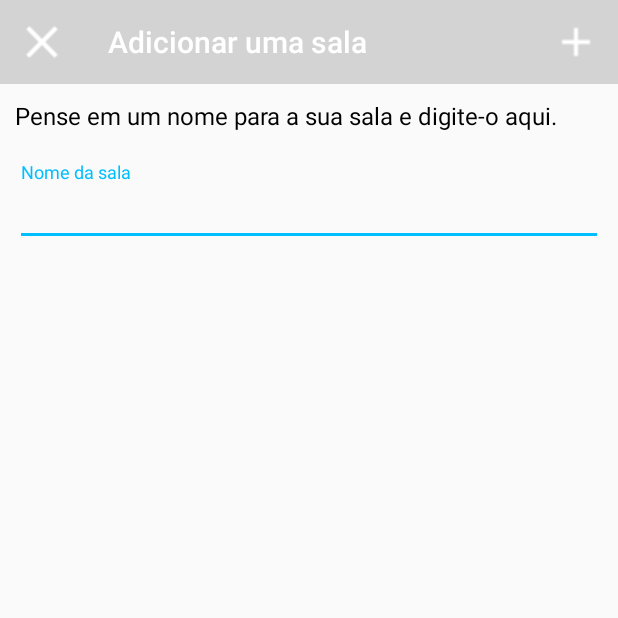
After one commit to LucasCCabral/deejai, an Android app: the AddRoomActivity screen opened directly, with no data from a screen before it, on a phone screen of 412 x 824 dp, the top half of it. The commit adds this screen. Run offline under Robolectric (Android 15) with nearby library versions, the phone set to English and light mode, and no system bars.

Commit message:
Add activity that allows the user to add rooms

```diff
--- a/app/build.gradle
+++ b/app/build.gradle
@@ -43,4 +43,5 @@ dependencies {
     testImplementation 'junit:junit:4.12'
     androidTestImplementation 'androidx.test.ext:junit:1.1.0'
     androidTestImplementation 'androidx.test.espresso:espresso-core:3.1.1'
+    implementation 'com.google.android.material:material:1.0.0'
 }
--- a/app/src/main/AndroidManifest.xml
+++ b/app/src/main/AndroidManifest.xml
@@ -24,6 +24,7 @@
             android:name="com.spotify.sdk.android.authentication.LoginActivity"
             android:theme="@android:style/Theme.Translucent.NoTitleBar" />
         <activity android:name=".RoomSelection.RoomPlayer" />
+        <activity android:name=".AddRoomActivity" android:theme="@style/HeaderBar"></activity>
     </application>
 
 </manifest>
--- /dev/null
+++ b/app/src/main/java/com/example/deejai/AddRoomActivity.kt
@@ -0,0 +1,60 @@
+package com.example.deejai
+
+import android.content.Context
+import android.content.Intent
+import android.os.Bundle
+import android.view.Menu
+import android.view.MenuItem
+import android.view.inputmethod.InputMethodManager
+import androidx.appcompat.app.AppCompatActivity
+import com.example.deejai.Constants.NEW_ROOM_RESULT_CODE
+import com.example.deejai.Constants.ROOM_NAME
+import kotlinx.android.synthetic.main.activity_add_room.*
+
+
+class AddRoomActivity : AppCompatActivity() {
+
+    override fun onCreate(savedInstanceState: Bundle?) {
+        super.onCreate(savedInstanceState)
+        setContentView(R.layout.activity_add_room)
+        toolbar.setNavigationIcon(R.drawable.close)
+        new_room_name.requestFocus()
+        openKeyboard()
+        setSupportActionBar(toolbar)
+    }
+
+    fun openKeyboard() {
+        val imm  = getSystemService(
+            Context.INPUT_METHOD_SERVICE) as InputMethodManager
+        imm.toggleSoftInput(InputMethodManager.SHOW_FORCED, 0)
+    }
+
+    fun closeKeyboard() {
+        val imm = getSystemService(
+            Context.INPUT_METHOD_SERVICE
+        ) as InputMethodManager
+        imm.hideSoftInputFromWindow(new_room_name.getWindowToken(), 0)
+    }
+
+    override fun onCreateOptionsMenu(menu: Menu): Boolean {
+        menuInflater.inflate(R.menu.menu_add_room, menu)
+        return true
+    }
+
+    override fun onOptionsItemSelected(item: MenuItem): Boolean {
+        when(item.itemId) {
+            R.id.add -> {
+                if(new_room_name.text.toString() != "") {
+                    closeKeyboard()
+                    val intent = Intent()
+                    intent.putExtra(ROOM_NAME, new_room_name.text.toString())
+                    setResult(NEW_ROOM_RESULT_CODE, intent)
+                    finish()
+                }
+            }
+            else -> finish()
+        }
+        return super.onOptionsItemSelected(item)
+    }
+
+}
--- a/app/src/main/java/com/example/deejai/Constants.kt
+++ b/app/src/main/java/com/example/deejai/Constants.kt
@@ -6,5 +6,7 @@ object Constants {
     const val SPOTIFY_TOKEN = "spotify token"
     const val NO_TOKEN = "no token"
     const val DEVELOPER_LOG = "DEV-LOG"
+    const val NEW_ROOM_RESULT_CODE = 7777
+    const val ROOM_NAME = "room name"
     const val ROOM_NAME_KEY = "roomName"
 }
--- a/app/src/main/java/com/example/deejai/RoomSelection/SelectRoomContract.kt
+++ b/app/src/main/java/com/example/deejai/RoomSelection/SelectRoomContract.kt
@@ -9,6 +9,7 @@ interface SelectRoomContract {
 
     interface Presenter {
         fun listAvaiableRooms()
+        fun addNewRoom(newRoomName: String)
     }
 
 }
--- /dev/null
+++ b/app/src/main/res/layout/activity_add_room.xml
@@ -0,0 +1,36 @@
+<?xml version="1.0" encoding="utf-8"?>
+<LinearLayout xmlns:android="http://schemas.android.com/apk/res/android"
+    xmlns:app="http://schemas.android.com/apk/res-auto"
+    android:orientation="vertical"
+    android:layout_width="match_parent"
+    android:layout_height="match_parent">
+
+    <androidx.appcompat.widget.Toolbar
+        android:id="@+id/toolbar"
+        android:layout_width="match_parent"
+        android:layout_height="wrap_content"
+        android:background="@color/colorGray"
+        app:titleTextColor="@color/colorWhite"
+        app:title="Adicionar uma sala"/>
+
+    <TextView
+        android:id="@+id/add_room_instruction"
+        android:layout_width="match_parent"
+        android:layout_height="wrap_content"
+        android:textSize="@dimen/medium_size_letter"
+        android:textColor="@android:color/black"
+        android:layout_margin="@dimen/breathing_space"
+        android:text="@string/add_room_instruction"/>
+
+    <com.google.android.material.textfield.TextInputLayout
+        android:layout_width="match_parent"
+        android:layout_height="match_parent"
+        android:layout_margin="@dimen/breathing_space">
+        <com.google.android.material.textfield.TextInputEditText
+            android:id="@+id/new_room_name"
+            android:layout_width="match_parent"
+            android:layout_height="wrap_content"
+            android:hint="@string/add_room_hint"/>
+    </com.google.android.material.textfield.TextInputLayout>
+
+</LinearLayout>
--- /dev/null
+++ b/app/src/main/res/menu/menu_add_room.xml
@@ -0,0 +1,15 @@
+<?xml version="1.0" encoding="utf-8"?>
+<menu xmlns:android="http://schemas.android.com/apk/res/android"
+    xmlns:app="http://schemas.android.com/apk/res-auto"
+    xmlns:tools="http://schemas.android.com/tools"
+    tools:context=".AddRoomActivity">
+
+    <item
+        android:id="@+id/add"
+        android:title=""
+        android:orderInCategory="300"
+        android:icon="@drawable/add"
+        app:showAsAction="ifRoom">
+    </item>
+
+</menu>
--- a/app/src/main/res/values/colors.xml
+++ b/app/src/main/res/values/colors.xml
@@ -3,4 +3,8 @@
     <color name="colorPrimary">#008577</color>
     <color name="colorPrimaryDark">#00574B</color>
     <color name="colorAccent">#D81B60</color>
+    <color name="colorDeepSkyBlue">#00BFFF</color>
+    <color name="colorDeepSkyBlueDark">#00B5FF</color>
+    <color name="colorGray">#D3D3D3</color>
+    <color name="colorWhite">#FFFFFF</color>
 </resources>
--- a/app/src/main/res/values/dimens.xml
+++ b/app/src/main/res/values/dimens.xml
@@ -8,4 +8,5 @@
     <dimen name="breathing_space">10dp</dimen>
     <dimen name="room_name_size">20sp</dimen>
     <dimen name="room_distance_size">14sp</dimen>
+    <dimen name="medium_size_letter">16sp</dimen>
 </resources>
--- a/app/src/main/res/values/strings.xml
+++ b/app/src/main/res/values/strings.xml
@@ -4,4 +4,10 @@
     <string name="api_error">
         Houve algum erro com a API do spotify, por favor, tente novamente.
     </string>
+    <string name="add_room_instruction">
+        Pense em um nome para a sua sala e digite-o aqui.
+    </string>
+    <string name="add_room_hint">
+        Nome da sala
+    </string>
 </resources>
--- a/app/src/main/res/values/styles.xml
+++ b/app/src/main/res/values/styles.xml
@@ -3,13 +3,19 @@
     <!-- Base application theme. -->
     <style name="AppTheme" parent="Theme.AppCompat.Light.DarkActionBar">
         <!-- Customize your theme here. -->
-        <item name="colorPrimary">@color/colorPrimary</item>
-        <item name="colorPrimaryDark">@color/colorPrimaryDark</item>
-        <item name="colorAccent">@color/colorAccent</item>
+        <item name="colorPrimary">@color/colorDeepSkyBlue</item>
+        <item name="colorPrimaryDark">@color/colorDeepSkyBlueDark</item>
+        <item name="colorAccent">@color/colorDeepSkyBlue</item>
     </style>
 
     <style name="SplashTheme" parent="Theme.AppCompat.NoActionBar">
         <item name="android:windowBackground">@drawable/splash_screen_deejai</item>
     </style>
 
+    <style name="HeaderBar" parent="Theme.AppCompat.DayNight.NoActionBar">
+        <item name="colorPrimary">@color/colorGray</item>
+        <item name="colorPrimaryDark">@android:color/darker_gray</item>
+        <item name="colorAccent">@color/colorDeepSkyBlue</item>
+    </style>
+
 </resources>
```
Also changed, not shown: app/src/main/java/com/example/deejai/RoomSelection/SelectRoomActivity.kt (+18 -0 lines), app/src/main/java/com/example/deejai/RoomSelection/SelectRoomPresenter.kt (+6 -12 lines), app/src/main/res/layout/select_room.xml (+13 -0 lines), app/src/main/res/drawable/add.png (added), app/src/main/res/drawable/close.png (added).
